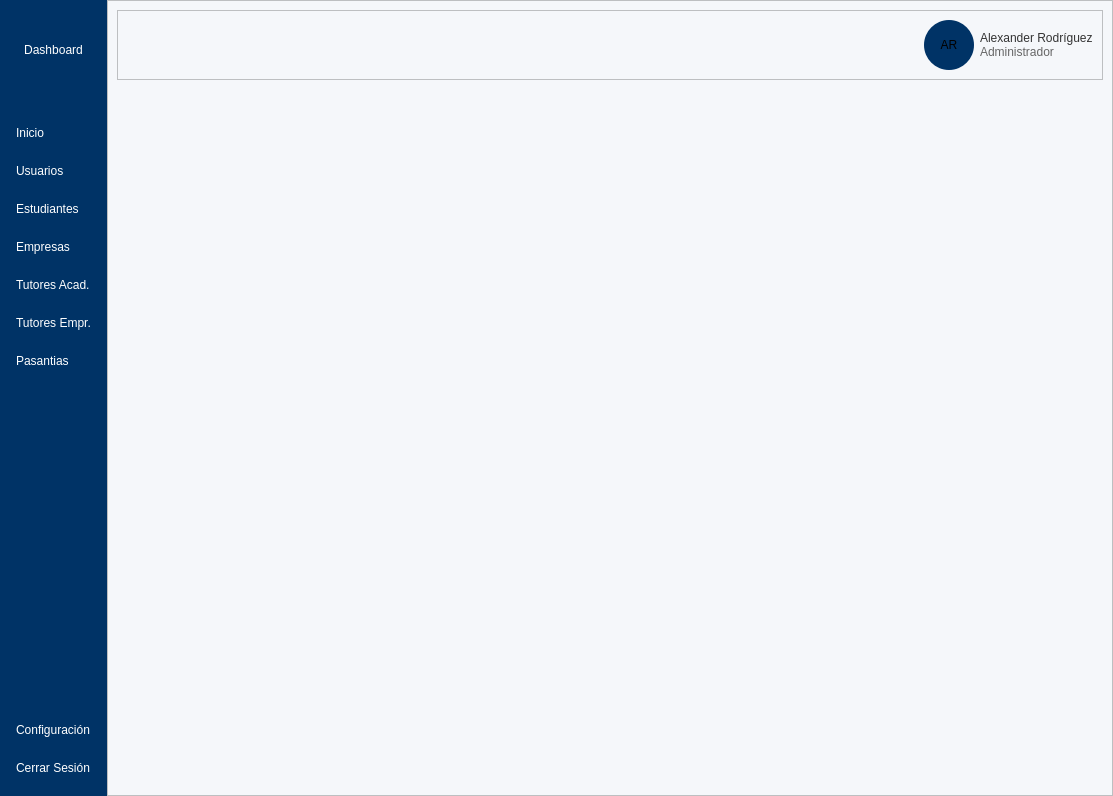
Old version of the form UI/menu.ui in the repository AlexING-7/Gestion_Pasantes.
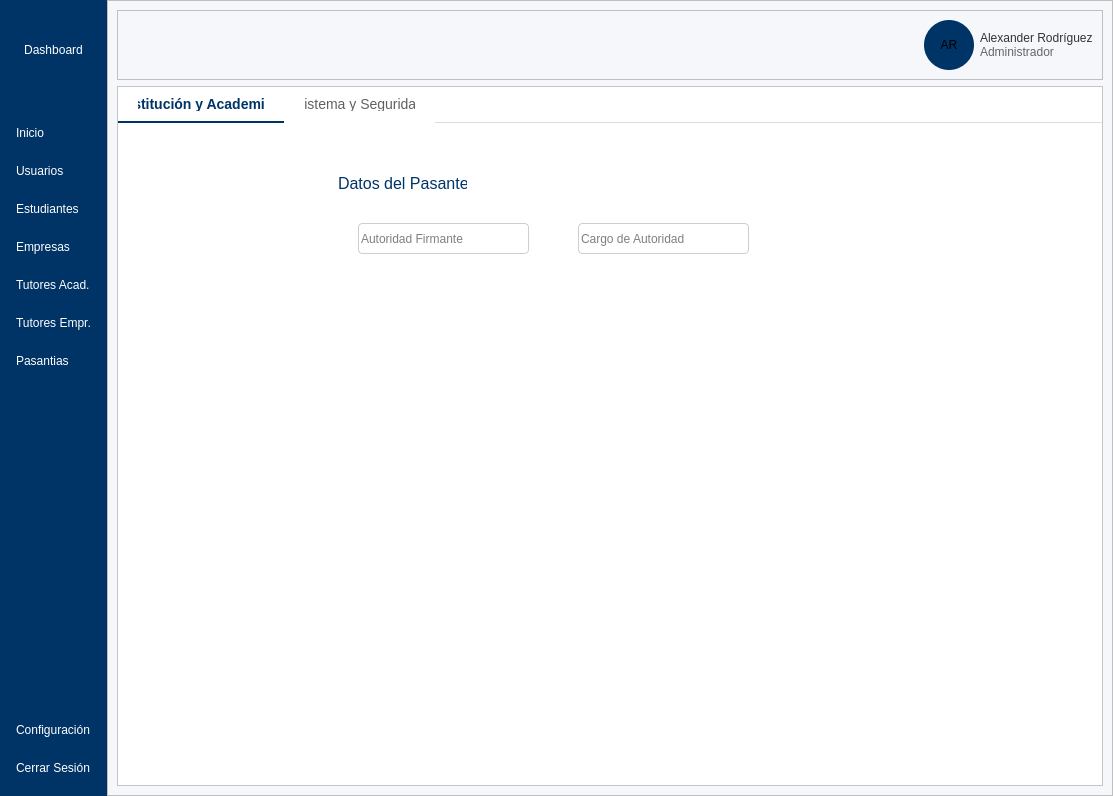
New version of the form. The open tabs and pages were chosen to show the change. Icons and pictures are not drawn.

What changed in the file:
```diff
--- a/UI/menu.ui
+++ b/UI/menu.ui
@@ -8446,7 +8446,203 @@
           </item>
          </layout>
         </widget>
-        <widget class="QWidget" name="Pag_Configuracion"/>
+        <widget class="QWidget" name="Pag_Configuracion">
+         <layout class="QGridLayout" name="gridLayout_10">
+          <property name="leftMargin">
+           <number>0</number>
+          </property>
+          <property name="topMargin">
+           <number>0</number>
+          </property>
+          <property name="rightMargin">
+           <number>0</number>
+          </property>
+          <property name="bottomMargin">
+           <number>0</number>
+          </property>
+          <item row="0" column="0">
+           <widget class="QFrame" name="frame_15">
+            <property name="styleSheet">
+             <string notr="true">background-color: rgb(255, 255, 255);
+margin:0px;</string>
+            </property>
+            <property name="frameShape">
+             <enum>QFrame::Shape::StyledPanel</enum>
+            </property>
+            <property name="frameShadow">
+             <enum>QFrame::Shadow::Raised</enum>
+            </property>
+            <layout class="QGridLayout" name="gridLayout_9">
+             <property name="leftMargin">
+              <number>0</number>
+             </property>
+             <property name="topMargin">
+              <number>0</number>
+             </property>
+             <property name="rightMargin">
+              <number>0</number>
+             </property>
+             <property name="bottomMargin">
+              <number>0</number>
+             </property>
+             <item row="0" column="0">
+              <widget class="QTabWidget" name="conf_tab">
+               <property name="styleSheet">
+                <string notr="true">/* 1. El Panel (Contenedor principal) */
+QTabWidget::pane {
+    border: none;
+    /* Esta es la línea gris fina que recorre todo el ancho */
+    border-top: 1px solid #dcdcdc; 
+    background: #ffffff;
+    /* Sube el panel 1px para conectarse con las pestañas */
+    top: -1px; 
+}
+
+/* 2. Estilo base de la pestaña (INACTIVA) */
+QTabBar::tab {
+    background: #fff;
+    color: #606060; /* Gris oscuro suave */
+    font-size: 14px;
+    padding: 10px 20px;
+    
+    /* Borde inferior invisible para reservar el espacio */
+    border-bottom: 3px solid transparent; 
+    
+    /* Importante: hace que la pestaña pise la línea gris del panel */
+    margin-bottom: -1px; 
+}
+
+/* 3. Efecto al pasar el mouse (Hover) */
+QTabBar::tab:hover {
+    color: #003366;
+    background-color: #f5f5f5;
+}
+
+/* 4. Estilo de la pestaña SELECCIONADA */
+QTabBar::tab:selected {
+    color: #003366; /* Tu azul Oxford */
+    background: #ffffff;
+    
+    /* La línea gruesa azul característica */
+    border-bottom: 3px solid #003366; 
+    
+    font-weight: bold;
+}</string>
+               </property>
+               <property name="currentIndex">
+                <number>0</number>
+               </property>
+               <widget class="QWidget" name="tab">
+                <attribute name="title">
+                 <string>Institución y Academico</string>
+                </attribute>
+                <widget class="QFrame" name="frame_60">
+                 <property name="geometry">
+                  <rect>
+                   <x>200</x>
+                   <y>30</y>
+                   <width>533</width>
+                   <height>176</height>
+                  </rect>
+                 </property>
+                 <property name="styleSheet">
+                  <string notr="true">background-color: rgb(255, 255, 255);
+border-radius:20px;
+color: rgb(0, 0, 0);</string>
+                 </property>
+                 <property name="frameShape">
+                  <enum>QFrame::Shape::Box</enum>
+                 </property>
+                 <property name="frameShadow">
+                  <enum>QFrame::Shadow::Sunken</enum>
+                 </property>
+                 <property name="lineWidth">
+                  <number>2</number>
+                 </property>
+                 <widget class="QLabel" name="label_101">
+                  <property name="geometry">
+                   <rect>
+                    <x>20</x>
+                    <y>20</y>
+                    <width>129</width>
+                    <height>21</height>
+                   </rect>
+                  </property>
+                  <property name="font">
+                   <font>
+                    <pointsize>12</pointsize>
+                    <fontweight>DemiBold</fontweight>
+                   </font>
+                  </property>
+                  <property name="styleSheet">
+                   <string notr="true">color: rgb(0, 51, 102);</string>
+                  </property>
+                  <property name="text">
+                   <string>Datos del Pasante</string>
+                  </property>
+                 </widget>
+                 <widget class="QLineEdit" name="lineEdit">
+                  <property name="geometry">
+                   <rect>
+                    <x>40</x>
+                    <y>70</y>
+                    <width>171</width>
+                    <height>31</height>
+                   </rect>
+                  </property>
+                  <property name="styleSheet">
+                   <string notr="true">QLineEdit{
+border: 1px solid rgb(206, 206, 206);
+border-radius: 4px;
+}
+
+QLineEdit:focus {
+    border: 2px solid #000;
+    background-color: #ffffff;
+}</string>
+                  </property>
+                  <property name="placeholderText">
+                   <string>Autoridad Firmante</string>
+                  </property>
+                 </widget>
+                 <widget class="QLineEdit" name="lineEdit_2">
+                  <property name="geometry">
+                   <rect>
+                    <x>260</x>
+                    <y>70</y>
+                    <width>171</width>
+                    <height>31</height>
+                   </rect>
+                  </property>
+                  <property name="styleSheet">
+                   <string notr="true">QLineEdit{
+border: 1px solid rgb(206, 206, 206);
+border-radius: 4px;
+}
+
+QLineEdit:focus {
+    border: 2px solid #000;
+    background-color: #ffffff;
+}</string>
+                  </property>
+                  <property name="placeholderText">
+                   <string>Cargo de Autoridad</string>
+                  </property>
+                 </widget>
+                </widget>
+               </widget>
+               <widget class="QWidget" name="tab_2">
+                <attribute name="title">
+                 <string>Sistema y Seguridad</string>
+                </attribute>
+               </widget>
+              </widget>
+             </item>
+            </layout>
+           </widget>
+          </item>
+         </layout>
+        </widget>
        </widget>
       </item>
      </layout>
```
Left out of the diff: 18 changed lines with no effect on the pictures.
